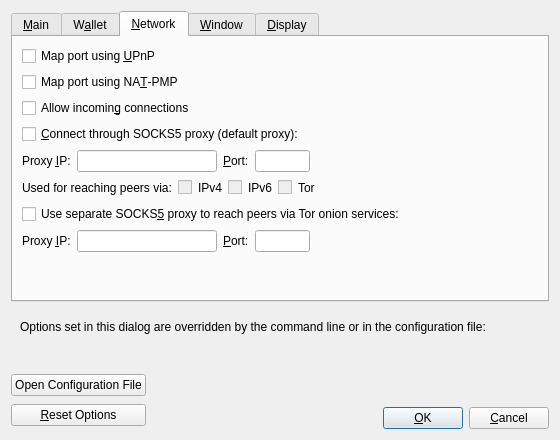
rebroad/bitcoin, file src/qt/forms/optionsdialog.ui: the form before one commit.
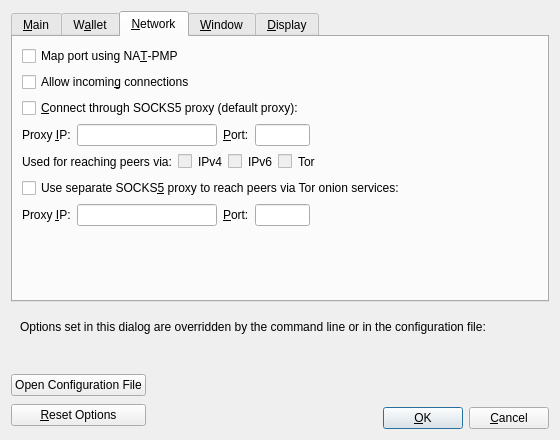
The form after the commit. The open tabs and pages were chosen to show the change. Custom widgets are drawn as their Qt base class.

```diff
--- a/src/qt/forms/optionsdialog.ui
+++ b/src/qt/forms/optionsdialog.ui
@@ -315,16 +315,6 @@
        <string>&amp;Network</string>
       </attribute>
       <layout class="QVBoxLayout" name="verticalLayout_Network">
-       <item>
-        <widget class="QCheckBox" name="mapPortUpnp">
-         <property name="toolTip">
-          <string>Automatically open the Bitcoin client port on the router. This only works when your router supports UPnP and it is enabled.</string>
-         </property>
-         <property name="text">
-          <string>Map port using &amp;UPnP</string>
-         </property>
-        </widget>
-       </item>
        <item>
         <widget class="QCheckBox" name="mapPortNatpmp">
          <property name="toolTip">
```
